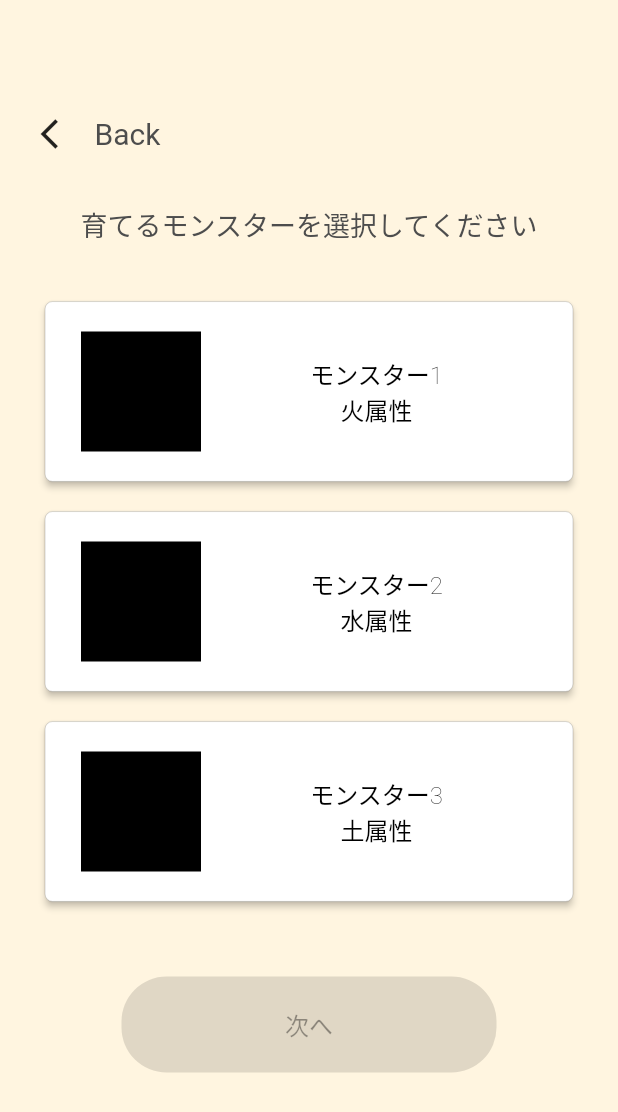
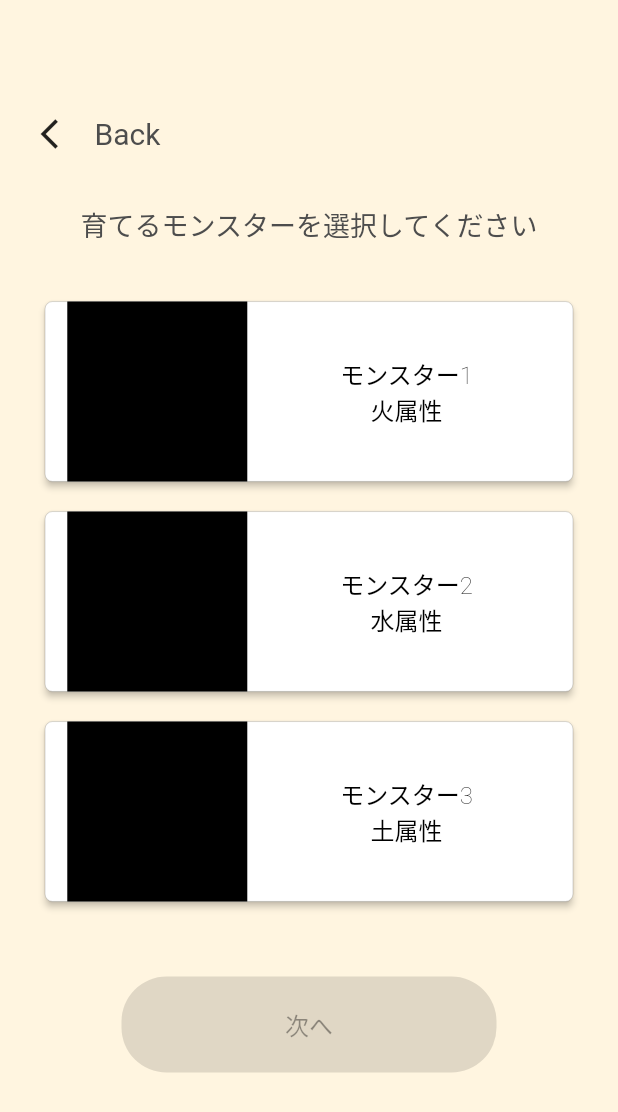
Before and after one commit to LOCAQUE/food_quest, a Flutter app: the PetSelectPage screen opened directly, on a phone screen of 412 x 824 dp. Shown: the top 1112 px of the screen. Run offline on Flutter 3.47's test engine with Material 2 defaults, Android fonts, the phone set to English and light mode, and no system bars; our stand-ins replace animated_bottom_navigation_bar, flutter_datetime_picker_plus, flutter_dotenv, flutter_hooks, flutter_riverpod, freezed_annotation and 3 more; missing offline and left inert: navigator_scope; accounts and stored records are empty.

Commit message:
モンスター選択ボタンの幅調整

```diff
--- a/lib/presentation/screen/auth/select_pet_screen.dart
+++ b/lib/presentation/screen/auth/select_pet_screen.dart
@@ -1,10 +1,10 @@
 import 'package:flutter/material.dart';
 
 import 'package:flutter_hooks/flutter_hooks.dart';
-import 'package:food_quest/presentation/screen/bottom_navigation/bottom_navigation_screen.dart';
 import 'package:hooks_riverpod/hooks_riverpod.dart';
 
 import 'package:food_quest/domain/notifier/mon_choice_notifier.dart';
+import 'package:food_quest/presentation/screen/bottom_navigation/bottom_navigation_screen.dart';
 
 class PetSelectPage extends HookConsumerWidget {
   const PetSelectPage({super.key});
@@ -66,16 +66,12 @@ class PetSelectPage extends HookConsumerWidget {
                     side: const BorderSide(width: 0.1),
                     borderRadius: BorderRadius.circular(5),
                   ),
-                  padding: const EdgeInsets.symmetric(
-                    vertical: 20,
-                    horizontal: 24,
-                  ),
                 ),
                 child: Row(
                   children: [
                     Container(
-                      width: 80,
-                      height: 80,
+                      width: 120,
+                      height: 120,
                       color: Colors.black,
                     ),
                     const SizedBox(width: 10),
@@ -107,7 +103,8 @@ class PetSelectPage extends HookConsumerWidget {
                         Navigator.push(
                           context,
                           MaterialPageRoute<void>(
-                            builder: (context) => const BottomNavigationScreen(),
+                            builder: (context) =>
+                                const BottomNavigationScreen(),
                           ),
                         );
                       }
```
